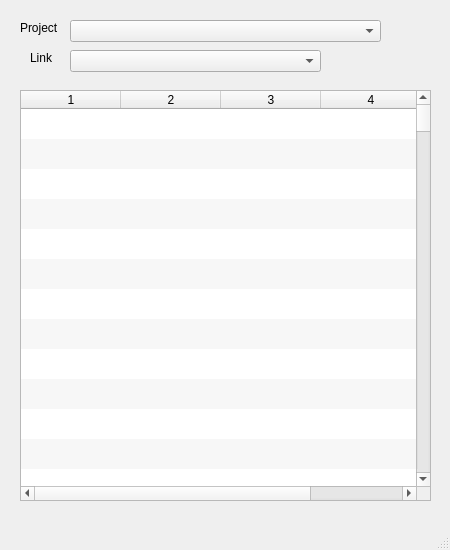
Above: checker_anim_tool.ui from gastonsbodio/maya_jira_perforce before the change. Below: the same form after it.
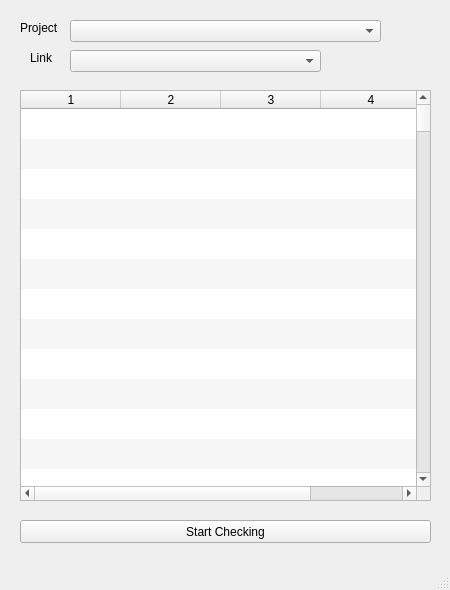
That is the form after the change.

Commit message: anim check tools changes

The edit to the form file:
```diff
--- a/checker_anim_tool.ui
+++ b/checker_anim_tool.ui
@@ -7,7 +7,7 @@
     <x>0</x>
     <y>0</y>
     <width>450</width>
-    <height>550</height>
+    <height>590</height>
    </rect>
   </property>
   <property name="windowTitle">
@@ -1124,6 +1124,19 @@
     <column/>
     <column/>
    </widget>
+   <widget class="QPushButton" name="push_butt_start_check">
+    <property name="geometry">
+     <rect>
+      <x>20</x>
+      <y>520</y>
+      <width>411</width>
+      <height>23</height>
+     </rect>
+    </property>
+    <property name="text">
+     <string>Start Checking</string>
+    </property>
+   </widget>
   </widget>
   <widget class="QMenuBar" name="menubar">
    <property name="geometry">
```
The commit also changes 2 other files.
